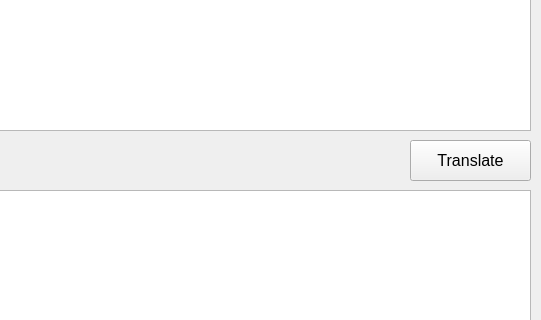
Qt form ui/main_window.ui (V9balazs/Translator_AI) before a commit; both pictures show x 170 to 711 and y 120 to 440 of the 711 by 545 pixel window.
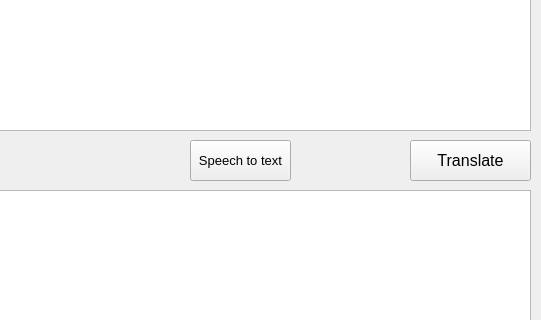
The same form after that commit.

Commit message: Speech to text hozzáadása nem működik

What changed in the file:
```diff
--- a/ui/main_window.ui
+++ b/ui/main_window.ui
@@ -73,6 +73,27 @@
      </rect>
     </property>
    </widget>
+   <widget class="QPushButton" name="Speech_To_Text_Button">
+    <property name="geometry">
+     <rect>
+      <x>360</x>
+      <y>260</y>
+      <width>101</width>
+      <height>41</height>
+     </rect>
+    </property>
+    <property name="font">
+     <font>
+      <pointsize>10</pointsize>
+     </font>
+    </property>
+    <property name="text">
+     <string>Speech to text</string>
+    </property>
+    <property name="checkable">
+     <bool>true</bool>
+    </property>
+   </widget>
   </widget>
   <widget class="QStatusBar" name="statusbar"/>
  </widget>
```
The commit also changes 1 other file.
